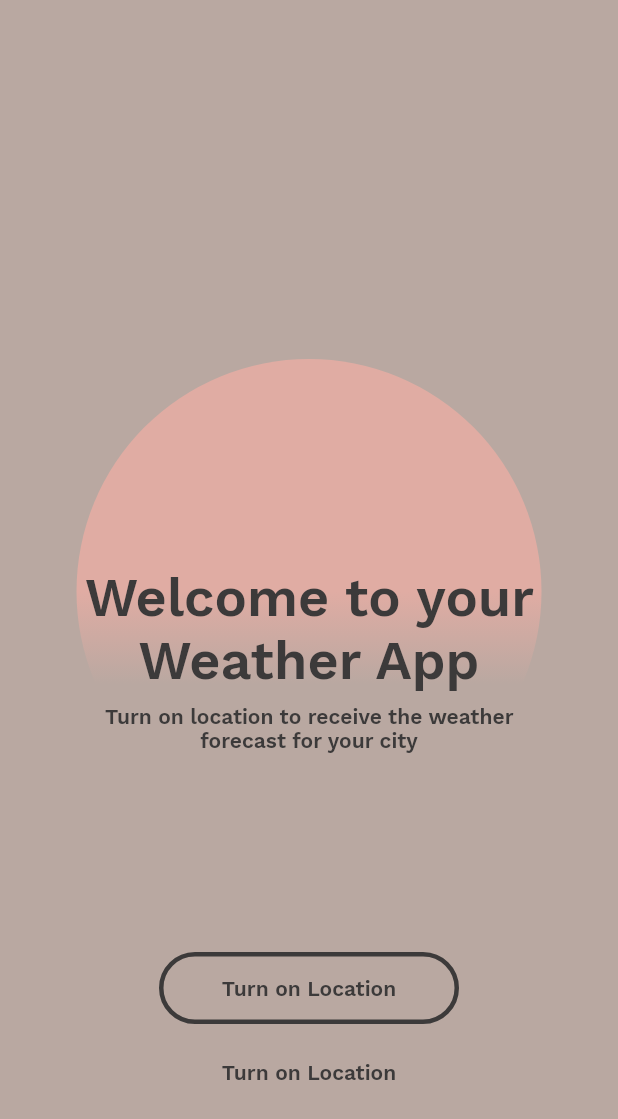
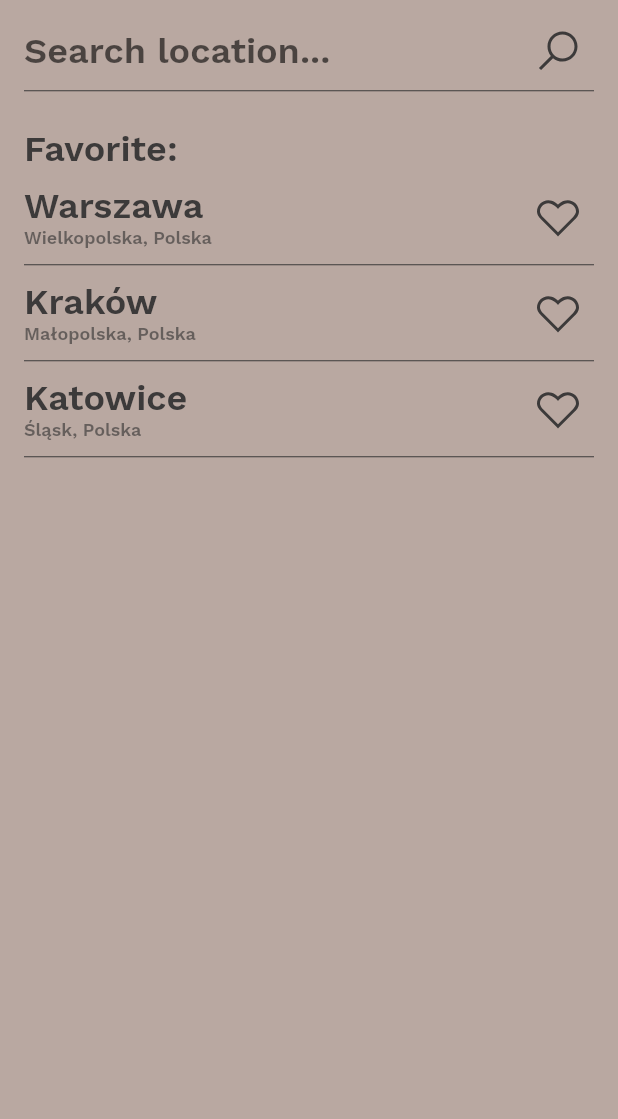
Before and after one commit to gomolec/my_weather_app, a Flutter app: the screen it shows after launch, on a phone screen of 412 x 824 dp. Shown: the top 1119 px of the screen. Run offline on Flutter 3.47's test engine with Material 2 defaults, Android fonts, the phone set to English and light mode, and no system bars; our stand-ins replace bloc, equatable, flutter_bloc, geolocator, google_fonts, line_awesome_flutter.

Commit message:
Add Search Screen

```diff
--- a/lib/main.dart
+++ b/lib/main.dart
@@ -2,6 +2,7 @@ import 'package:flutter/material.dart';
 import 'package:flutter_bloc/flutter_bloc.dart';
 import 'package:my_weather_app/bloc/bloc/search_bloc.dart';
 import 'package:my_weather_app/repositories/location_repository.dart';
+import 'package:my_weather_app/screens/search_screen/search_screen.dart';
 import 'package:my_weather_app/screens/welcome_screen/welcome_screen.dart';
 import 'package:google_fonts/google_fonts.dart';
 
@@ -22,7 +23,7 @@ class MyApp extends StatelessWidget {
           ),
         ),
         title: 'Weather App',
-        home: WelcomeScreen(),
+        home: SearchScreen(),
       ),
     );
   }
--- a/lib/repositories/location_repository.dart
+++ b/lib/repositories/location_repository.dart
@@ -1,6 +1,5 @@
 import 'dart:convert';
 import 'dart:io';
-import 'package:flutter/foundation.dart';
 import 'package:flutter/services.dart' show rootBundle;
 import 'package:http/http.dart' as http;
 import 'package:my_weather_app/models/models.dart';
--- /dev/null
+++ b/lib/screens/search_screen/search_screen.dart
@@ -0,0 +1,195 @@
+import 'package:flutter/material.dart';
+import 'package:line_awesome_flutter/line_awesome_flutter.dart';
+
+class SearchScreen extends StatelessWidget {
+  const SearchScreen({Key? key}) : super(key: key);
+
+  @override
+  Widget build(BuildContext context) {
+    return Scaffold(
+      backgroundColor: const Color(0xFFB9A8A1),
+      extendBodyBehindAppBar: true,
+      body: SafeArea(
+        child: Column(
+          children: [
+            const SizedBox(
+              height: 8,
+            ),
+            const SearchBar(),
+            const SizedBox(
+              height: 8,
+            ),
+            Padding(
+              padding: const EdgeInsets.fromLTRB(16, 8, 16, 0),
+              child: Container(
+                height: 36,
+                alignment: Alignment.bottomLeft,
+                child: const Text(
+                  'Favorite:',
+                  style: TextStyle(
+                    fontSize: 24,
+                    color: Color(0xFF3C3A3A),
+                    fontWeight: FontWeight.w600,
+                  ),
+                ),
+              ),
+            ),
+            const LocationTile(
+              title: 'Warszawa',
+              subtitle: 'Wielkopolska, Polska',
+              isFavorite: true,
+            ),
+            const LocationTile(
+              title: 'Kraków',
+              subtitle: 'Małopolska, Polska',
+              isFavorite: true,
+            ),
+            const LocationTile(
+              title: 'Katowice',
+              subtitle: 'Śląsk, Polska',
+              isFavorite: true,
+            ),
+          ],
+        ),
+      ),
+    );
+  }
+}
+
+class LocationTile extends StatelessWidget {
+  final String title;
+  final String subtitle;
+  final bool isFavorite;
+
+  const LocationTile({
+    Key? key,
+    required this.title,
+    required this.subtitle,
+    required this.isFavorite,
+  }) : super(key: key);
+
+  @override
+  Widget build(BuildContext context) {
+    return Container(
+      height: 64,
+      padding: const EdgeInsets.symmetric(horizontal: 16),
+      child: Column(
+        children: [
+          Expanded(
+            child: Row(
+              children: [
+                Expanded(
+                  child: Column(
+                    crossAxisAlignment: CrossAxisAlignment.start,
+                    mainAxisAlignment: MainAxisAlignment.center,
+                    children: [
+                      Text(
+                        title,
+                        style: const TextStyle(
+                          fontSize: 24,
+                          color: Color(0xFF3C3A3A),
+                          fontWeight: FontWeight.w600,
+                        ),
+                      ),
+                      Text(
+                        subtitle,
+                        style: const TextStyle(
+                          fontSize: 12,
+                          color: Color(0xAA3C3A3A),
+                          fontWeight: FontWeight.w600,
+                        ),
+                      ),
+                    ],
+                  ),
+                ),
+                IconButton(
+                  onPressed: () {},
+                  icon: Icon(
+                    isFavorite
+                        ? LineAwesomeIcons.heart_1
+                        : LineAwesomeIcons.heart,
+                    size: 32,
+                    color: const Color(0xFF3C3A3A),
+                  ),
+                ),
+              ],
+            ),
+          ),
+          const Divider(
+            height: 1,
+            color: Color(0xFF3C3A3A),
+          ),
+        ],
+      ),
+    );
+  }
+}
+
+class SearchBar extends StatelessWidget {
+  const SearchBar({
+    Key? key,
+  }) : super(key: key);
+
+  @override
+  Widget build(BuildContext context) {
+    const TextStyle textstyle = TextStyle(
+      fontSize: 24,
+      color: Color(0xFF3C3A3A),
+      fontWeight: FontWeight.w600,
+    );
+    return Padding(
+      padding: const EdgeInsets.symmetric(horizontal: 16),
+      child: Column(
+        children: [
+          Row(
+            mainAxisAlignment: MainAxisAlignment.center,
+            children: [
+              const Expanded(
+                child: TextField(
+                  style: textstyle,
+                  cursorColor: Color(0xFF3C3A3A),
+                  decoration: InputDecoration(
+                    hintText: 'Search location...',
+                    border: InputBorder.none,
+                  ),
+                ),
+              ),
+              IconButton(
+                onPressed: () {},
+                icon: const Icon(
+                  LineAwesomeIcons.search,
+                  size: 32,
+                  color: Color(0xFF3C3A3A),
+                ),
+              ),
+            ],
+          ),
+          const Divider(
+            height: 1,
+            color: Color(0xFF3C3A3A),
+          ),
+        ],
+      ),
+    );
+  }
+  // @override
+  // Widget build(BuildContext context) {
+  //   return Container(
+  //     child: Padding(
+  //       padding: const EdgeInsets.symmetric(horizontal: 8, vertical: 16),
+  //       child: TextFormField(
+  //         style: textstyle,
+  //         cursorColor: const Color(0xFF3C3A3A),
+  //         decoration: const InputDecoration(
+  //           floatingLabelStyle: textstyle,
+  //           labelStyle: textstyle,
+  //           focusedBorder: border,
+  //           enabledBorder: border,
+  //           border: border,
+  //           labelText: 'Search location...',
+  //         ),
+  //       ),
+  //     ),
+  //   );
+  // }
+}
--- a/lib/screens/welcome_screen/welcome_screen.dart
+++ b/lib/screens/welcome_screen/welcome_screen.dart
@@ -1,5 +1,4 @@
 import 'package:flutter/material.dart';
-import 'package:flutter/services.dart';
 
 class WelcomeScreen extends StatelessWidget {
   const WelcomeScreen({Key? key}) : super(key: key);
--- a/pubspec.yaml
+++ b/pubspec.yaml
@@ -39,6 +39,7 @@ dependencies:
   flutter_bloc: ^8.0.1
   geolocator: ^8.0.1
   google_fonts: ^2.2.0
+  line_awesome_flutter: ^2.0.0
 
 dev_dependencies:
   flutter_test:
```
Also changed, not shown: pubspec.lock, 2 other files.
